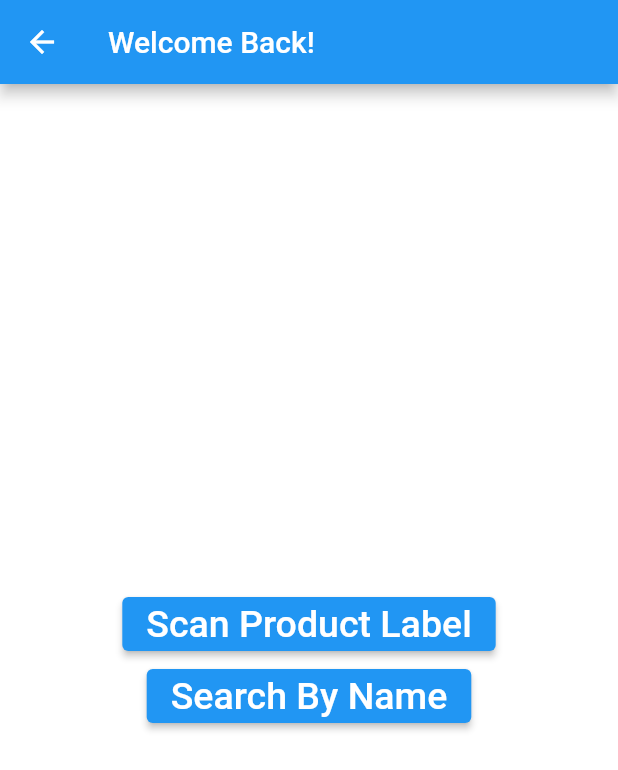
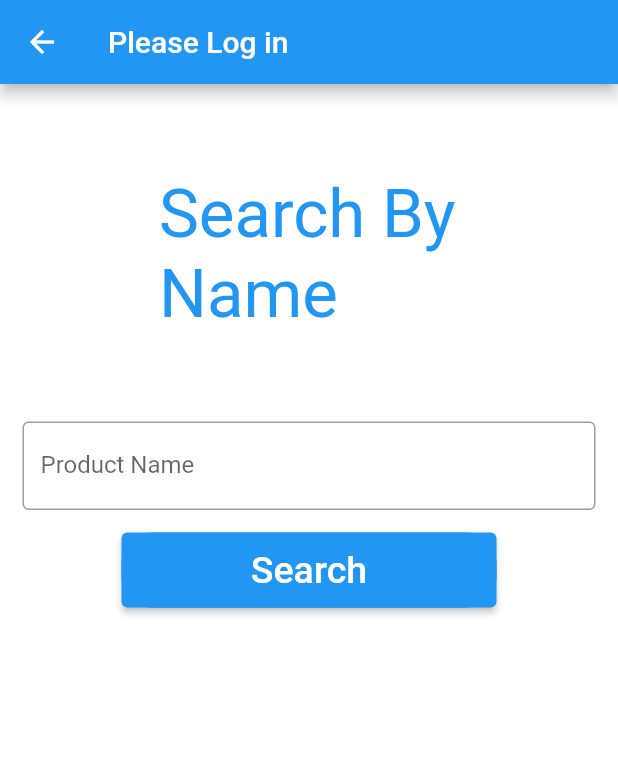
Before and after one commit to HasanYousaf/Skinfo, a Flutter app: the HomePage screen opened directly, after a tap on "Search By Name", on a phone screen of 412 x 824 dp. Shown: the top 770 px of the screen. Run offline on Flutter 3.47's test engine with Material 2 defaults, Android fonts, the phone set to English and light mode, and no system bars; our stand-ins replace camera, image_picker, sqflite; missing offline and left inert: google_mlkit_commons, google_mlkit_text_recognition; accounts and stored records are empty.

Commit message:
Search algorithm needs to be finalized.

```diff
--- a/lib/main.dart
+++ b/lib/main.dart
@@ -1,33 +1,17 @@
 import 'package:camera/camera.dart';
-import 'package:final_project/AccessDB.dart';
+import 'package:final_project/screens/search_by_name.dart';
 import 'package:flutter/material.dart';
-import 'package:firebase_core/firebase_core.dart';
-import 'package:sqflite/sqflite.dart';
-import 'package:path/path.dart';
-import 'models/product.dart';
-import 'text_detector_view.dart';
-import 'package:final_project/AccessDB.dart';
-import 'AccessDB.dart';
+import 'package:final_project/screens/text_detector_view.dart';
 
 List<CameraDescription> cameras = [];
 
 Future<void> main() async {
   WidgetsFlutterBinding.ensureInitialized();
 
-  List<Product> productList = await AccessDB.getProducts();
-  for (Product product in productList) {
-    if (product.name.contains("Natural Moisturizing Factors"))
-      print(product.toString());
-  }
-
   cameras = await availableCameras();
 
   runApp(MyApp());
 }
-
-// void main() {
-//   runApp(const MyApp());
-// }
 
 class MyApp extends StatelessWidget {
   const MyApp({Key? key}) : super(key: key);
@@ -35,6 +19,7 @@ class MyApp extends StatelessWidget {
   @override
   Widget build(BuildContext context) {
     return const MaterialApp(
+      title: "Skinfo",
       debugShowCheckedModeBanner: false,
       home: LoginPage(),
     );
@@ -54,7 +39,7 @@ class _LoginPageState extends State<LoginPage> {
     return Scaffold(
       backgroundColor: Colors.white,
       appBar: AppBar(
-        title: const Text("Welcome Back!"),
+        title: const Text("Please Log in", textAlign: TextAlign.center),
       ),
       body: SingleChildScrollView(
         child: Column(
@@ -63,13 +48,19 @@ class _LoginPageState extends State<LoginPage> {
               padding: EdgeInsets.only(top: 60.0),
               child: Center(
                 child: SizedBox(
-                    width: 200, height: 150, child: Text('Logo goes here')),
+                    width: 200,
+                    height: 150,
+                    child: Text(
+                      'Welcome to Skinfo!',
+                      textScaleFactor: 3.2,
+                      style: TextStyle(color: Colors.blue),
+                    )),
               ),
             ),
             const Padding(
-              //padding: const EdgeInsets.only(left:15.0,right: 15.0,top:0,bottom: 0),
               padding: EdgeInsets.all(15),
               child: TextField(
+                style: TextStyle(color: Colors.blue),
                 decoration: InputDecoration(
                     border: OutlineInputBorder(),
                     labelText: 'Email',
@@ -81,6 +72,7 @@ class _LoginPageState extends State<LoginPage> {
                   EdgeInsets.only(left: 15.0, right: 15.0, top: 15, bottom: 0),
               //padding: EdgeInsets.symmetric(horizontal: 15),
               child: TextField(
+                style: TextStyle(color: Colors.blue),
                 obscureText: true,
                 decoration: InputDecoration(
                     border: OutlineInputBorder(),
@@ -132,8 +124,6 @@ class HomePage extends StatefulWidget {
 
 class _HomePageState extends State<HomePage> {
   @override
-
-
   Widget build(BuildContext context) {
     return Scaffold(
         backgroundColor: Colors.white,
@@ -150,7 +140,9 @@ class _HomePageState extends State<HomePage> {
                     ElevatedButton(
                       onPressed: () {
                         Navigator.push(
-                            context, MaterialPageRoute(builder: (_) => TextRecognizerView()));
+                            context,
+                            MaterialPageRoute(
+                                builder: (_) => TextRecognizerView()));
                       },
                       child: const Text(
                         'Scan Product Label',
@@ -158,63 +150,15 @@ class _HomePageState extends State<HomePage> {
                       ),
                     ),
                     ElevatedButton(
-                        onPressed: () => {},
-                        child: Text('Search By Name',
-                            style: TextStyle(color: Colors.white, fontSize: 25)))
+                        onPressed: () => {Navigator.push(
+                        context,
+                        MaterialPageRoute(
+                        builder: (_) => SearchByName()))
+                    },
+                        child: const Text('Search By Name',
+                            style:
+                                TextStyle(color: Colors.white, fontSize: 25)))
                   ]));
         }));
   }
 }
-
-
-// class FirstScreen extends StatelessWidget {
-//   const FirstScreen({Key? key}) : super(key: key);
-//
-//   @override
-//   Widget build(BuildContext context) {
-//     return Container(
-//         child: Center(
-//             child: ElevatedButton(
-//       onPressed: () => Navigator.of(context)
-//           .push(MaterialPageRoute(builder: (context) => const NewScreen())),
-//       child: const Text('Second Screen'),
-//     )));
-//   }
-// }
-
-// class NewScreen extends StatefulWidget {
-//   const NewScreen({Key? key}) : super(key: key);
-//
-//   @override
-//   State<NewScreen> createState() => _NewScreenState();
-// }
-//
-// class _NewScreenState extends State<NewScreen> {
-//   TextEditingController textEditingController = TextEditingController();
-//
-//   @override
-//   void dispose() {
-//     textEditingController.dispose();
-//     // ignore: avoid_print
-//     // print('Dispose used');
-//     super.dispose();
-//   }
-//
-//   @override
-//   Widget build(BuildContext context) {
-//     return Scaffold(
-//         backgroundColor: Colors.white,
-//         appBar: AppBar(
-//           title: const Text('Second Screen'),
-//           backgroundColor: Colors.blue,
-//         ),
-//         // Avoid unnecessary containers
-//         body: Container(
-//             child: Center(
-//                 child: ElevatedButton(
-//           onPressed: () => Navigator.of(context).push(
-//               MaterialPageRoute(builder: (context) => const FirstScreen())),
-//           child: const Text('First Screen'),
-//         ))));
-//   }
-// }
--- a/lib/models/product.dart
+++ b/lib/models/product.dart
@@ -13,7 +13,6 @@ class Product {
   String brand;
   String ingredients;
 
-  Product({required this.name, required this.brand, required this.ingredients});
 
 
   Map<String, dynamic> toMap() {
--- /dev/null
+++ b/lib/screens/search_by_name.dart
@@ -0,0 +1,80 @@
+import 'package:final_project/screens/ingredients_view.dart';
+import 'package:flutter/material.dart';
+
+class SearchByName extends StatefulWidget {
+  const SearchByName({Key? key}) : super(key: key);
+
+  @override
+  State<SearchByName> createState() => _SearchByNameState();
+}
+
+class _SearchByNameState extends State<SearchByName> {
+
+  final TextEditingController searchController = TextEditingController();
+
+  @override
+  void dispose() {
+    searchController.dispose();
+    super.dispose();
+  }
+
+
+
+  @override
+  Widget build(BuildContext context) {
+    return Scaffold(
+      backgroundColor: Colors.white,
+      appBar: AppBar(
+        title: const Text("Please Log in", textAlign: TextAlign.center),
+      ),
+      body: SingleChildScrollView(
+        child: Column(
+          children: <Widget>[
+            const Padding(
+              padding: EdgeInsets.only(top: 60.0),
+              child: Center(
+                child: SizedBox(
+                    width: 200,
+                    height: 150,
+                    child: Text(
+                      'Search By Name',
+                      textScaleFactor: 3.2,
+                      style: TextStyle(color: Colors.blue),
+                    )),
+              ),
+            ),
+             Padding(
+              padding: const EdgeInsets.all(15),
+              child: TextField(
+                controller: searchController,
+                style: const TextStyle(color: Colors.blue),
+                decoration: const InputDecoration(
+                    border: OutlineInputBorder(),
+                    labelText: 'Product Name',
+                    hintText: 'Product Name'),
+              ),
+            ),
+
+            Container(
+              height: 50,
+              width: 250,
+              decoration: BoxDecoration(
+                  color: Colors.blue, borderRadius: BorderRadius.circular(20)),
+              child: ElevatedButton(
+                onPressed: () {
+                  Navigator.push(
+                      context, MaterialPageRoute(builder: (context) => IngredientsView(scanned: searchController.text)));
+                },
+                child: const Text(
+                  'Search',
+                  style: TextStyle(color: Colors.white, fontSize: 25),
+                ),
+              ),
+            ),
+            //Add navigation to sign up page
+          ],
+        ),
+      ),
+    );
+  }
+}
--- a/lib/text_detector_painter.dart
+++ b/lib/text_detection/text_detector_painter.dart
@@ -18,7 +18,7 @@ class TextRecognizerPainter extends CustomPainter {
   void paint(Canvas canvas, Size size) {
     final Paint paint = Paint()
       ..style = PaintingStyle.stroke
-      ..strokeWidth = 3.0
+      ..strokeWidth = 0
       ..color = Colors.lightGreenAccent;
 
     final Paint background = Paint()..color = Color(0x99000000);
--- a/pubspec.yaml
+++ b/pubspec.yaml
@@ -43,7 +43,7 @@ dependencies:
   camera: ^0.10.3+2
 #  flutter_scalable_ocr: ^1.0.1
   sqflite: any
-  path_provider: any
+  path: any
   image_picker: ^0.8.6
 
 
```
Also changed, not shown: lib/AccessDB.dart (deleted, +0 -80 lines), lib/screens/camera_view.dart (renamed from lib/camera_view.dart, +5 -71 lines), lib/screens/ingredients_view.dart (added, +62 -0 lines), lib/screens/text_detector_view.dart (renamed from lib/text_detector_view.dart, +28 -9 lines), lib/service/access_db.dart (added, +39 -0 lines), lib/service/manage_products.dart (added, +53 -0 lines), lib/text_detection/coordinates_translator.dart (renamed from lib/coordinates_translator.dart), lib/text_detection/text_recognizer.dart (renamed from lib/text_recognizer.dart), pubspec.lock.
